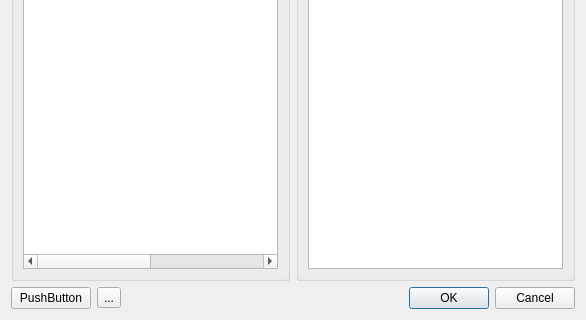
This is ui/newpassworddialog.ui in sysal1280/passwords as Qt 5 draws it before an edit; both pictures show x 0 to 586 and y 290 to 610 of the 586 by 610 pixel window. The edited form follows.
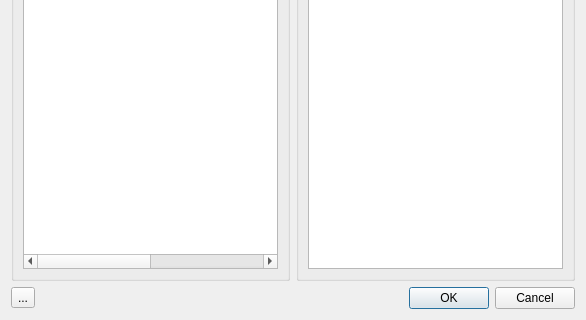
This is the edited form.

Diff of the .ui file:
```diff
--- a/ui/newpassworddialog.ui
+++ b/ui/newpassworddialog.ui
@@ -14,23 +14,6 @@
    <string>Dialog</string>
   </property>
   <layout class="QGridLayout" name="gridLayout_3">
-   <item row="2" column="2">
-    <widget class="QDialogButtonBox" name="buttonBox">
-     <property name="orientation">
-      <enum>Qt::Orientation::Horizontal</enum>
-     </property>
-     <property name="standardButtons">
-      <set>QDialogButtonBox::StandardButton::Cancel|QDialogButtonBox::StandardButton::Ok</set>
-     </property>
-    </widget>
-   </item>
-   <item row="2" column="0">
-    <widget class="QPushButton" name="pushButtonGenerate">
-     <property name="text">
-      <string>PushButton</string>
-     </property>
-    </widget>
-   </item>
    <item row="0" column="0" colspan="3">
     <widget class="QGroupBox" name="groupBox">
      <property name="title">
@@ -182,13 +165,23 @@
      </item>
     </layout>
    </item>
-   <item row="2" column="1">
+   <item row="2" column="0">
     <widget class="QToolButton" name="toolButton">
      <property name="text">
       <string>...</string>
      </property>
     </widget>
    </item>
+   <item row="2" column="1" colspan="2">
+    <widget class="QDialogButtonBox" name="buttonBox">
+     <property name="orientation">
+      <enum>Qt::Orientation::Horizontal</enum>
+     </property>
+     <property name="standardButtons">
+      <set>QDialogButtonBox::StandardButton::Cancel|QDialogButtonBox::StandardButton::Ok</set>
+     </property>
+    </widget>
+   </item>
   </layout>
  </widget>
  <tabstops>
```
